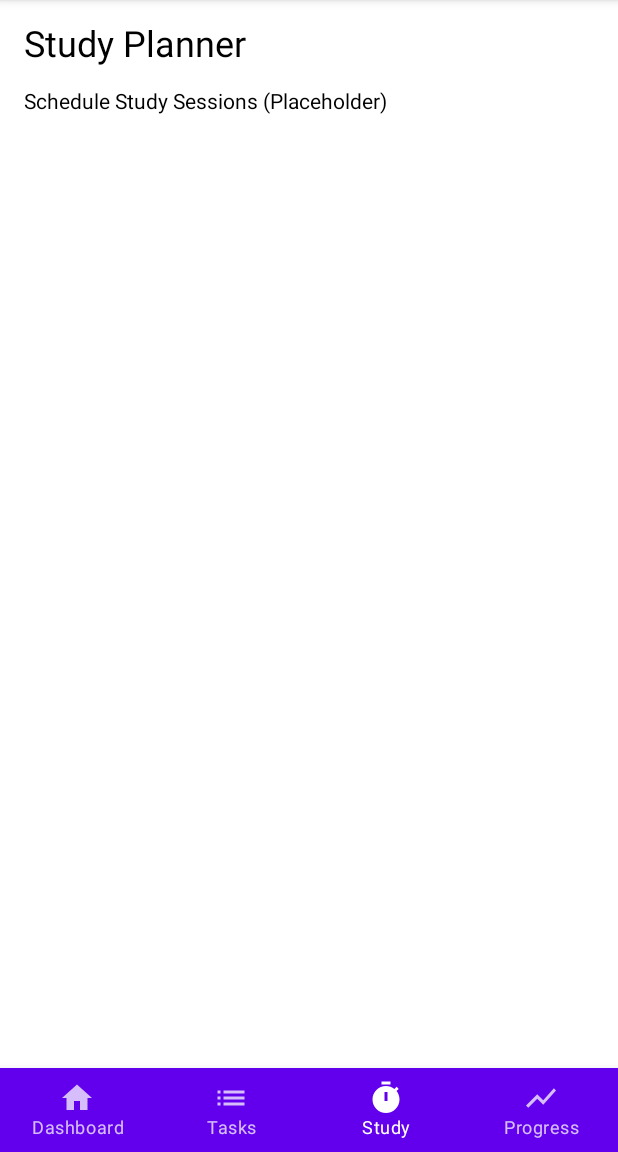
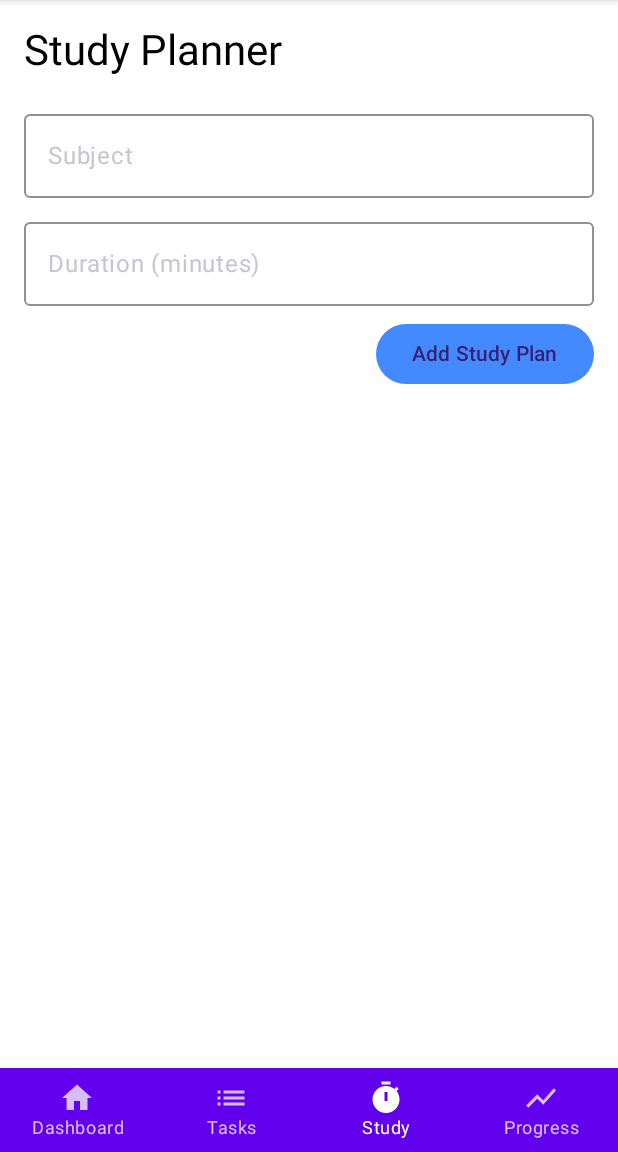
Before and after one commit to unvde/StudyTimeManager, an Android app built with Jetpack Compose: the screen it shows after launch (MainActivity), item 3 of the bottom bar chosen, on a phone screen of 412 x 824 dp, the part 84-1236 px from its top. Run offline under Robolectric (Android 15) with nearby library versions, the phone set to English and light mode, and no system bars.

Commit message:
Phase 1 complete: core UI and feature screens implemented

```diff
--- a/app/src/main/java/com/example/studytimemanager/MainActivity.kt
+++ b/app/src/main/java/com/example/studytimemanager/MainActivity.kt
@@ -4,10 +4,10 @@ import android.os.Bundle
 import androidx.activity.ComponentActivity
 import androidx.activity.compose.setContent
 import androidx.compose.foundation.layout.Column
+import androidx.compose.foundation.layout.fillMaxWidth
 import androidx.compose.foundation.layout.padding
 import androidx.compose.foundation.lazy.LazyColumn
 import androidx.compose.foundation.lazy.items
-import androidx.compose.foundation.layout.fillMaxWidth
 import androidx.compose.material.*
 import androidx.compose.material.icons.Icons
 import androidx.compose.material.icons.filled.Home
@@ -19,7 +19,10 @@ import androidx.compose.ui.Modifier
 import androidx.compose.ui.tooling.preview.Preview
 import androidx.compose.ui.unit.dp
 import androidx.compose.ui.unit.sp
+import com.example.studytimemanager.ui.*
 import com.example.studytimemanager.ui.theme.StudyTimeManagerTheme
+import com.example.studytimemanager.viewmodel.StudyViewModel
+import com.example.studytimemanager.viewmodel.TaskViewModel
 
 class MainActivity : ComponentActivity() {
     override fun onCreate(savedInstanceState: Bundle?) {
@@ -35,6 +38,9 @@ class MainActivity : ComponentActivity() {
 @Composable
 fun StudyTimeManagerApp() {
     var selectedScreen by remember { mutableStateOf("Dashboard") }
+
+    val taskViewModel = remember { TaskViewModel() }
+    val studyViewModel = remember { StudyViewModel() }
 
     Scaffold(
         topBar = {
@@ -93,10 +99,10 @@ fun StudyTimeManagerApp() {
     ) { paddingValues ->
         Column(modifier = Modifier.padding(paddingValues)) {
             when (selectedScreen) {
-                "Dashboard" -> DashboardScreen()
-                "Tasks" -> TaskManagerScreen()
-                "Study" -> StudyPlannerScreen()
-                "Progress" -> ProgressAnalyticsScreen()
+                "Dashboard" -> DashboardScreen(taskViewModel)
+                "Tasks" -> TaskScreen(taskViewModel)
+                "Study" -> StudyScreen(studyViewModel)
+                "Progress" -> ProgressScreen(studyViewModel)
             }
         }
     }
@@ -115,56 +121,6 @@ fun DashboardScreen() {
     }
 }
 
-@Composable
-fun TaskManagerScreen() {
-    var taskText by remember { mutableStateOf("") }
-    val tasks = remember { mutableStateListOf("Math Homework", "CS Project", "History Essay") }
-
-    Column(modifier = Modifier.padding(16.dp)) {
-        Text("Task Manager", fontSize = 24.sp, modifier = Modifier.padding(bottom = 16.dp))
-
-        OutlinedTextField(
-            value = taskText,
-            onValueChange = { taskText = it },
-            label = { Text("New Task") },
-            modifier = Modifier.fillMaxWidth()
-        )
-        Button(
-            onClick = {
-                if (taskText.isNotBlank()) {
-                    tasks.add(taskText)
-                    taskText = ""
-                }
-            },
-            modifier = Modifier.padding(top = 8.dp)
-        ) {
-            Text("Add Task")
-        }
-
-        LazyColumn {
-            items(tasks) { task ->
-                Text(task, modifier = Modifier.padding(8.dp))
-            }
-        }
-    }
-}
-
-@Composable
-fun StudyPlannerScreen() {
-    Column(modifier = Modifier.padding(16.dp)) {
-        Text("Study Planner", fontSize = 24.sp, modifier = Modifier.padding(bottom = 16.dp))
-        Text("Schedule Study Sessions (Placeholder)")
-    }
-}
-
-@Composable
-fun ProgressAnalyticsScreen() {
-    Column(modifier = Modifier.padding(16.dp)) {
-        Text("Progress Analytics", fontSize = 24.sp, modifier = Modifier.padding(bottom = 16.dp))
-        Text("Track Study Progress (Placeholder)")
-    }
-}
-
 @Preview(showBackground = true)
 @Composable
 fun DefaultPreview() {
--- /dev/null
+++ b/app/src/main/java/com/example/studytimemanager/ui/DashboardScreen.kt
@@ -0,0 +1,38 @@
+package com.example.studytimemanager.ui
+
+import androidx.compose.foundation.layout.*
+import androidx.compose.foundation.lazy.LazyColumn
+import androidx.compose.foundation.lazy.items
+import androidx.compose.material3.MaterialTheme
+import androidx.compose.material3.Text
+import androidx.compose.runtime.Composable
+import androidx.compose.ui.Modifier
+import androidx.compose.ui.unit.dp
+import com.example.studytimemanager.viewmodel.TaskViewModel
+
+@Composable
+fun DashboardScreen(taskViewModel: TaskViewModel) {
+    Column(modifier = Modifier.padding(16.dp)) {
+        Text(
+            text = "Dashboard",
+            style = MaterialTheme.typography.headlineMedium,
+            modifier = Modifier.padding(bottom = 16.dp)
+        )
+
+        Text(
+            text = "Upcoming Tasks:",
+            style = MaterialTheme.typography.bodyLarge,
+            modifier = Modifier.padding(bottom = 8.dp)
+        )
+
+        LazyColumn {
+            items(taskViewModel.tasks) { task ->
+                Text(
+                    text = task.title,
+                    style = MaterialTheme.typography.bodyMedium,
+                    modifier = Modifier.padding(start = 16.dp, bottom = 8.dp)
+                )
+            }
+        }
+    }
+}
--- /dev/null
+++ b/app/src/main/java/com/example/studytimemanager/ui/StudyScreen.kt
@@ -0,0 +1,91 @@
+package com.example.studytimemanager.ui
+
+import androidx.compose.foundation.layout.*
+import androidx.compose.foundation.lazy.LazyColumn
+import androidx.compose.foundation.lazy.items
+import androidx.compose.foundation.text.KeyboardActions
+import androidx.compose.foundation.text.KeyboardOptions
+import androidx.compose.material3.*
+import androidx.compose.runtime.*
+import androidx.compose.ui.Alignment
+import androidx.compose.ui.Modifier
+import androidx.compose.ui.text.input.ImeAction
+import androidx.compose.ui.unit.dp
+import com.example.studytimemanager.model.StudyPlan
+import com.example.studytimemanager.viewmodel.StudyViewModel
+
+@Composable
+fun StudyScreen(studyViewModel: StudyViewModel) {
+    var subject by remember { mutableStateOf("") }
+    var duration by remember { mutableStateOf("") }
+
+    Column(modifier = Modifier
+        .fillMaxSize()
+        .padding(16.dp)) {
+
+        Text(
+            text = "Study Planner",
+            style = MaterialTheme.typography.headlineMedium,
+            modifier = Modifier.padding(bottom = 16.dp)
+        )
+
+        OutlinedTextField(
+            value = subject,
+            onValueChange = { subject = it },
+            label = { Text("Subject") },
+            modifier = Modifier.fillMaxWidth(),
+            keyboardOptions = KeyboardOptions.Default.copy(imeAction = ImeAction.Next)
+        )
+
+        Spacer(modifier = Modifier.height(8.dp))
+
+        OutlinedTextField(
+            value = duration,
+            onValueChange = { duration = it },
+            label = { Text("Duration (minutes)") },
+            modifier = Modifier.fillMaxWidth(),
+            keyboardOptions = KeyboardOptions.Default.copy(imeAction = ImeAction.Done),
+            keyboardActions = KeyboardActions(onDone = {
+                studyViewModel.addPlan(subject, duration.toIntOrNull() ?: 0)
+                subject = ""
+                duration = ""
+            })
+        )
+
+        Spacer(modifier = Modifier.height(8.dp))
+
+        Button(
+            onClick = {
+                studyViewModel.addPlan(subject, duration.toIntOrNull() ?: 0)
+                subject = ""
+                duration = ""
+            },
+            modifier = Modifier.align(Alignment.End)
+        ) {
+            Text("Add Study Plan")
+        }
+
+        Spacer(modifier = Modifier.height(16.dp))
+
+        LazyColumn {
+            items(studyViewModel.studyPlans) { plan ->
+                StudyPlanItem(plan)
+            }
+        }
+    }
+}
+
+@Composable
+fun StudyPlanItem(plan: StudyPlan) {
+    Card(
+        modifier = Modifier
+            .fillMaxWidth()
+            .padding(vertical = 4.dp),
+        colors = CardDefaults.cardColors(containerColor = MaterialTheme.colorScheme.surfaceVariant)
+    ) {
+        Column(modifier = Modifier.padding(16.dp)) {
+            Text(text = "Subject: ${plan.subject}")
+            Text(text = "Duration: ${plan.durationMinutes} minutes")
+        }
+    }
+}
--- a/app/src/main/java/com/example/studytimemanager/ui/theme/Color.kt
+++ b/app/src/main/java/com/example/studytimemanager/ui/theme/Color.kt
@@ -2,10 +2,12 @@ package com.example.studytimemanager.ui.theme
 
 import androidx.compose.ui.graphics.Color
 
-val Purple80 = Color(0xFFD0BCFF)
-val PurpleGrey80 = Color(0xFFCCC2DC)
-val Pink80 = Color(0xFFEFB8C8)
-
-val Purple40 = Color(0xFF6650a4)
-val PurpleGrey40 = Color(0xFF625b71)
-val Pink40 = Color(0xFF7D5260)
+val Blue40 = Color(0xFF448AFF)
+val BlueGrey40 = Color(0xFF90A4AE)
+val ErrorRed = Color(0xFFCF6679)
+val Background = Color(0xFF121212)
+val Surface = Color(0xFF1E1E1E)
+val OnPrimary = Color.White
+val OnSecondary = Color.Black
+val OnBackground = Color.White
+val OnSurface = Color.White
--- a/app/src/main/java/com/example/studytimemanager/ui/theme/Theme.kt
+++ b/app/src/main/java/com/example/studytimemanager/ui/theme/Theme.kt
@@ -1,57 +1,18 @@
 package com.example.studytimemanager.ui.theme
 
-import android.app.Activity
-import android.os.Build
-import androidx.compose.foundation.isSystemInDarkTheme
 import androidx.compose.material3.MaterialTheme
 import androidx.compose.material3.darkColorScheme
-import androidx.compose.material3.dynamicDarkColorScheme
-import androidx.compose.material3.dynamicLightColorScheme
-import androidx.compose.material3.lightColorScheme
 import androidx.compose.runtime.Composable
-import androidx.compose.ui.platform.LocalContext
 
 private val DarkColorScheme = darkColorScheme(
-    primary = Purple80,
-    secondary = PurpleGrey80,
-    tertiary = Pink80
-)
-
-private val LightColorScheme = lightColorScheme(
-    primary = Purple40,
-    secondary = PurpleGrey40,
-    tertiary = Pink40
-
-    /* Other default colors to override
-    background = Color(0xFFFFFBFE),
-    surface = Color(0xFFFFFBFE),
-    onPrimary = Color.White,
-    onSecondary = Color.White,
-    onTertiary = Color.White,
-    onBackground = Color(0xFF1C1B1F),
-    onSurface = Color(0xFF1C1B1F),
-    */
+    primary = Blue40,
+    secondary = BlueGrey40
 )
 
 @Composable
-fun StudyTimeManagerTheme(
-    darkTheme: Boolean = isSystemInDarkTheme(),
-    // Dynamic color is available on Android 12+
-    dynamicColor: Boolean = true,
-    content: @Composable () -> Unit
-) {
-    val colorScheme = when {
-        dynamicColor && Build.VERSION.SDK_INT >= Build.VERSION_CODES.S -> {
-            val context = LocalContext.current
-            if (darkTheme) dynamicDarkColorScheme(context) else dynamicLightColorScheme(context)
-        }
-
-        darkTheme -> DarkColorScheme
-        else -> LightColorScheme
-    }
-
+fun StudyTimeManagerTheme(content: @Composable () -> Unit) {
     MaterialTheme(
-        colorScheme = colorScheme,
+        colorScheme = DarkColorScheme,
         typography = Typography,
         content = content
     )
--- a/app/src/main/java/com/example/studytimemanager/ui/theme/Type.kt
+++ b/app/src/main/java/com/example/studytimemanager/ui/theme/Type.kt
@@ -1,34 +1,6 @@
 package com.example.studytimemanager.ui.theme
 
 import androidx.compose.material3.Typography
-import androidx.compose.ui.text.TextStyle
-import androidx.compose.ui.text.font.FontFamily
-import androidx.compose.ui.text.font.FontWeight
-import androidx.compose.ui.unit.sp
 
-// Set of Material typography styles to start with
-val Typography = Typography(
-    bodyLarge = TextStyle(
-        fontFamily = FontFamily.Default,
-        fontWeight = FontWeight.Normal,
-        fontSize = 16.sp,
-        lineHeight = 24.sp,
-        letterSpacing = 0.5.sp
-    )
-    /* Other default text styles to override
-    titleLarge = TextStyle(
-        fontFamily = FontFamily.Default,
-        fontWeight = FontWeight.Normal,
-        fontSize = 22.sp,
-        lineHeight = 28.sp,
-        letterSpacing = 0.sp
-    ),
-    labelSmall = TextStyle(
-        fontFamily = FontFamily.Default,
-        fontWeight = FontWeight.Medium,
-        fontSize = 11.sp,
-        lineHeight = 16.sp,
-        letterSpacing = 0.5.sp
-    )
-    */
-)
+// You can customize typography here if needed.
+val Typography = Typography()
--- /dev/null
+++ b/app/src/main/java/com/example/studytimemanager/viewmodel/StudyViewModel.kt
@@ -0,0 +1,26 @@
+package com.example.studytimemanager.viewmodel
+
+import androidx.compose.runtime.mutableStateListOf
+import androidx.lifecycle.ViewModel
+import com.example.studytimemanager.model.StudyPlan
+
+class StudyViewModel : ViewModel() {
+    // List to hold study plans
+    private val _studyPlans = mutableStateListOf<StudyPlan>()
+    val studyPlans: List<StudyPlan> get() = _studyPlans
+
+    private var planIdCounter = 0
+
+    // Function to add a new plan
+    fun addPlan(subject: String, durationMinutes: Int) {
+        if (subject.isNotBlank() && durationMinutes > 0) {
+            _studyPlans.add(
+                StudyPlan(
+                    id = planIdCounter++,
+                    subject = subject,
+                    durationMinutes = durationMinutes
+                )
+            )
+        }
+    }
+}
--- /dev/null
+++ b/app/src/main/java/com/example/studytimemanager/viewmodel/TaskViewModel.kt
@@ -0,0 +1,34 @@
+package com.example.studytimemanager.viewmodel
+
+import androidx.compose.runtime.mutableStateListOf
+import androidx.lifecycle.ViewModel
+import com.example.studytimemanager.model.Task
+
+class TaskViewModel : ViewModel() {
+    // List to hold tasks
+    private val _tasks = mutableStateListOf<Task>()
+    val tasks: List<Task> get() = _tasks
+
+    private var taskIdCounter = 0
+
+    // Add new task
+    fun addTask(title: String) {
+        if (title.isNotBlank()) {
+            _tasks.add(Task(id = taskIdCounter++, title = title))
+        }
+    }
+
+    // Mark task as completed
+    fun toggleTaskCompletion(taskId: Int) {
+        val index = _tasks.indexOfFirst { it.id == taskId }
+        if (index != -1) {
+            val task = _tasks[index]
+            _tasks[index] = task.copy(isCompleted = !task.isCompleted)
+        }
+    }
+
+    // Optional: Remove a task
+    fun removeTask(taskId: Int) {
+        _tasks.removeAll { it.id == taskId }
+    }
+}
--- /dev/null
+++ b/app/src/main/res/values/DashboardScreen.xml
@@ -0,0 +1,2 @@
+<?xml version="1.0" encoding="utf-8"?>
+<resources></resources>
```
Also changed, not shown: app/src/main/java/com/example/studytimemanager/model/StudyPlan.kt (added, +7 -0 lines), app/src/main/java/com/example/studytimemanager/model/Task.kt (added, +7 -0 lines), app/src/main/java/com/example/studytimemanager/ui/ProgressScreen.kt (added, +50 -0 lines), app/src/main/java/com/example/studytimemanager/ui/TaskScreen.kt (added, +93 -0 lines), 1 other file.
